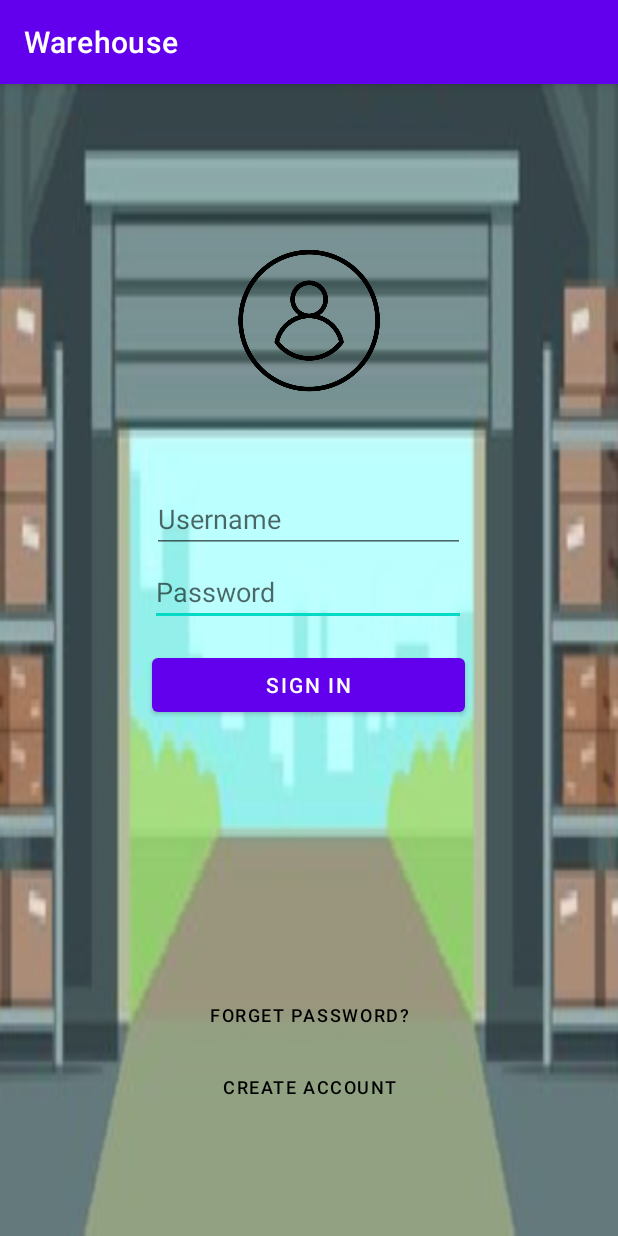
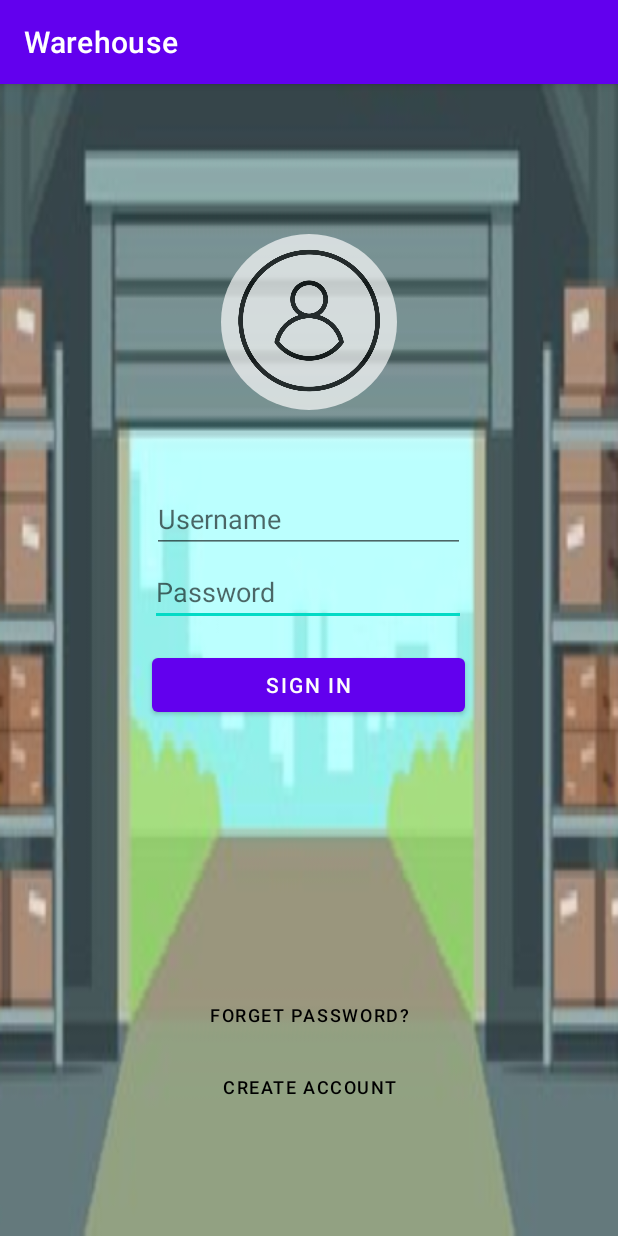
Before and after one commit to MingYeu/Mobile-Assignment, an Android app: the screen it shows after launch (LogIn), on a phone screen of 412 x 824 dp. Run offline under Robolectric (Android 15) with nearby library versions, the phone set to English and light mode, and no system bars; our stand-ins replace Firebase (no records; nobody signed in at launch, a user with empty details on screens opened directly).

Commit message:
JY - login profile logo , homepage background modified. - Version 10

```diff
--- /dev/null
+++ b/app/src/main/res/drawable/cerclebackgroundwhite_trans.xml
@@ -0,0 +1,4 @@
+<?xml version="1.0" encoding="utf-8"?>
+<shape android:shape="oval" xmlns:android="http://schemas.android.com/apk/res/android">
+    <solid android:color="@color/white"/>
+</shape>
--- a/app/src/main/res/layout/activity_login.xml
+++ b/app/src/main/res/layout/activity_login.xml
@@ -88,5 +88,7 @@
         app:layout_constraintEnd_toEndOf="parent"
         app:layout_constraintStart_toStartOf="parent"
         app:layout_constraintTop_toTopOf="parent"
+        android:background="@drawable/cerclebackgroundwhite_trans"
+        android:alpha="0.7"
         app:srcCompat="@drawable/login" />
 </androidx.constraintlayout.widget.ConstraintLayout>
--- a/app/src/main/res/layout/homepage.xml
+++ b/app/src/main/res/layout/homepage.xml
@@ -8,7 +8,7 @@
     android:orientation="vertical"
     android:padding="10dp"
     android:gravity="center"
-    android:background="@drawable/back">
+    android:background="@drawable/back_1">
 
     <LinearLayout
         android:clipToPadding="false"
@@ -36,7 +36,8 @@
         android:layout_height="25dp"
         android:layout_weight="1"
         app:srcCompat="@drawable/logout" />
-        ></LinearLayout>
+
+    </LinearLayout>
 
     <LinearLayout
 
--- a/app/src/main/res/values/colors.xml
+++ b/app/src/main/res/values/colors.xml
@@ -11,7 +11,7 @@
     <color name="orange_peel">#FFA000</color>
     <color name="white">#FCFCFC</color>
     <color name="lightgray">#EDEDED</color>
-    <color name="deep_purple">#7C4DFF</color>
+    <color name="deep_purple">#FFBB86FC</color>
     <color name="yellow">#ffb300</color>
     <color name="green">#00BFA5</color>
     <color name="colour_accent">#FF4081</color>
```
Also changed, not shown: app/src/main/res/drawable/rectangle_white.xml (added, +7 -0 lines), app/src/main/res/drawable/back_1.jpg (added), app/src/main/res/drawable/background_1.jpg (added), 1 other file.
